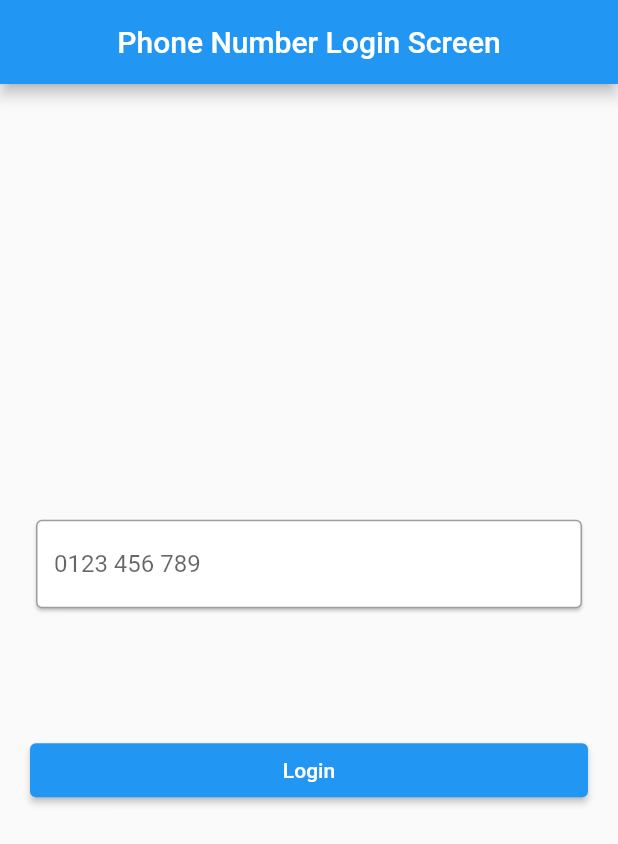
After one commit to abhi061201/repo, a Flutter app: the screen it shows after launch, after a tap on "Login with phone number", on a phone screen of 412 x 824 dp. The commit adds this screen. Shown: the top 844 px of the screen. Run offline on Flutter 3.47's test engine with Material 2 defaults, Android fonts, the phone set to English and light mode, and no system bars; our stand-ins replace firebase_auth, firebase_core, firebase_database, firebase_storage, fluttertoast, get; accounts and stored records are empty; network calls fail.

Commit message:
here we make multi user app

```diff
--- a/lib/auth/login.dart
+++ b/lib/auth/login.dart
@@ -3,18 +3,20 @@ import 'package:firebase_core/firebase_core.dart';
 import 'package:flutter/material.dart';
 import 'package:get/get.dart';
 import 'package:repo/Screens/dashboard.dart';
+import 'package:repo/auth/forgotpassword.dart';
+import 'package:repo/auth/phone_number_auth.dart';
 import 'package:repo/auth/signup.dart';
 import 'package:repo/utils/utils.dart';
 
-
 class LoginScreen extends StatelessWidget {
   LoginScreen({super.key});
-  FirebaseAuth auth= FirebaseAuth.instance;
-  Utils _util= Utils();
+  FirebaseAuth auth = FirebaseAuth.instance;
+  Utils _util = Utils();
   @override
   Widget build(BuildContext context) {
     TextEditingController emailcontroller = TextEditingController();
     TextEditingController passcontroller = TextEditingController();
+
     return Scaffold(
       appBar: AppBar(
         centerTitle: true,
@@ -80,10 +82,36 @@ class LoginScreen extends StatelessWidget {
                 ),
               ),
             ),
-            SizedBox(height: 10,),
-            TextButton(onPressed: (){
-              Get.to(SignupScreen());
-            }, child: Text('Did\'n have Account SignUp' ,),)
+            SizedBox(
+              height: 10,
+            ),
+            TextButton(
+              onPressed: () {
+                Get.to(SignupScreen());
+              },
+              child: Text(
+                'Did\'n have Account SignUp',
+              ),
+            ),
+
+            TextButton(
+              onPressed: () {
+                Get.to(ForgotPasswordScreen());
+              },
+              child: Text(
+                'Forgot Password',
+              ),
+            ),
+
+
+            TextButton(
+              onPressed: () {
+                Get.to(phoneNumberLogin());
+              },
+              child: Text(
+                'Login with phone number',
+              ),
+            ),
           ],
         ),
       ),
--- /dev/null
+++ b/lib/auth/phone_number_auth.dart
@@ -0,0 +1,106 @@
+import 'package:flutter/material.dart';
+import 'package:firebase_auth/firebase_auth.dart';
+import 'package:fluttertoast/fluttertoast.dart';
+import 'package:get/get.dart';
+import 'package:repo/auth/verifyOtpScreen.dart';
+import 'package:repo/utils/utils.dart';
+
+class phoneNumberLogin extends StatefulWidget {
+  const phoneNumberLogin({super.key});
+
+  @override
+  State<phoneNumberLogin> createState() => _phoneNumberLoginState();
+}
+
+class _phoneNumberLoginState extends State<phoneNumberLogin> {
+  @override
+  bool loading =false;
+  final phonenubercontroller = TextEditingController();
+  final String countrycode= "+91";
+  final otpconroller = TextEditingController();
+  FirebaseAuth auth = FirebaseAuth.instance;
+  Widget build(BuildContext context) {
+    return Scaffold(
+      appBar: AppBar(
+        automaticallyImplyLeading: false,
+        centerTitle: true,
+        title: Text(
+          'Phone Number Login Screen',
+        ),
+      ),
+      body: Padding(
+        padding: const EdgeInsets.all(20.0),
+        child: Column(
+          mainAxisAlignment: MainAxisAlignment.center,
+          crossAxisAlignment: CrossAxisAlignment.center,
+          children: [
+            Card(
+              child: TextFormField(
+                controller: phonenubercontroller,
+                keyboardType: TextInputType.number,
+                decoration: InputDecoration(
+                  hintText: '0123 456 789',
+
+                  border: OutlineInputBorder(),
+                ),
+              ),
+            ),
+            SizedBox(
+              height: 80,
+            ),
+            ElevatedButton(
+              onPressed: () {
+                setState(() {
+                  loading=true;
+                });
+                var credential = auth.verifyPhoneNumber(
+                  phoneNumber: countrycode+phonenubercontroller.text,
+                  verificationCompleted: (_) {},
+                  verificationFailed: (e) {
+                    setState(() {
+                      loading=false;
+                    });
+                    Fluttertoast.showToast(
+                      msg: e.toString(),
+                    );
+                  },
+                  codeSent:(String verficationid, int ?token){
+                    setState(() {
+                      loading=false;
+                    });
+                    Get.to(VerifyOtpScreen(
+                      verifivationId: verficationid,
+                    ));
+                  },
+
+                  // code aa chuka h aur timeout ho gya h
+
+                  codeAutoRetrievalTimeout: (e) {
+                    setState(() {
+                      loading=false;
+                    });
+                    Fluttertoast.showToast(
+                      msg: e.toString(),
+                    );
+                  },
+                );
+              },
+              child: Container(
+                // height: MediaQuery.of(context).size.height,
+                width: MediaQuery.of(context).size.width,
+                child: Center(
+                  child: !loading?Text(
+                    'Login',
+                  ):CircularProgressIndicator(
+                    color: Colors.white,
+                  ),
+                ),
+              ),
+            ),
+          ],
+        ),
+      ),
+
+    );
+  }
+}
--- a/lib/main.dart
+++ b/lib/main.dart
@@ -4,6 +4,8 @@ import 'package:get/get.dart';
 import 'package:repo/Screens/dashboard.dart';
 import 'package:repo/auth/login.dart';
 import 'package:repo/auth/signup.dart';
+import 'package:repo/utils/utils.dart';
+import 'storage/post.dart';
 
 void main() async{
   WidgetsFlutterBinding.ensureInitialized();
@@ -17,7 +19,8 @@ class MyApp extends StatelessWidget {
   @override
   Widget build(BuildContext context) {
     return GetMaterialApp(
-    home: LoginScreen(),
+
+    home:islogin==false?LoginScreen():PostScreen(),
     );
   }
 }
--- a/lib/utils/utils.dart
+++ b/lib/utils/utils.dart
@@ -1,30 +1,35 @@
 import 'package:firebase_auth/firebase_auth.dart';
 import 'package:firebase_core/firebase_core.dart';
 import 'package:firebase_storage/firebase_storage.dart';
+
 import 'package:flutter/material.dart';
 import 'package:fluttertoast/fluttertoast.dart';
 import 'package:get/get.dart';
 import 'package:repo/Screens/dashboard.dart';
 import 'package:repo/auth/login.dart';
+import 'package:repo/auth/phone_number_auth.dart';
 import 'package:repo/storage/post.dart';
-
+bool islogin= false;
+var loading= false.obs;
 class Utils {
   FirebaseAuth auth = FirebaseAuth.instance;
   Reference ref = FirebaseStorage.instance.ref();
   Fluttertoast toastmsg = Fluttertoast();
-  bool islogin= false;
 
   void setLogin()
   {
     islogin= false;
   }
   Login(String email, String password) {
+    loading= false.obs;
+
     var user = auth
         .signInWithEmailAndPassword(
       email: email,
       password: password,
     )
         .then((value) {
+          islogin= true;
       Fluttertoast.showToast(
         msg: 'User Logged In Successfully',
       );
@@ -49,4 +54,6 @@ class Utils {
       Fluttertoast.showToast(msg: 'User creation failed due to $error');
     });
   }
+
+
 }
```
Also changed, not shown: lib/auth/forgotpassword.dart (added, +59 -0 lines), lib/auth/verifyOtpScreen.dart (added, +95 -0 lines), lib/storage/Postdetail.dart (added, +28 -0 lines), lib/storage/addpost.dart (+6 -4 lines), lib/storage/post.dart (+78 -16 lines).
